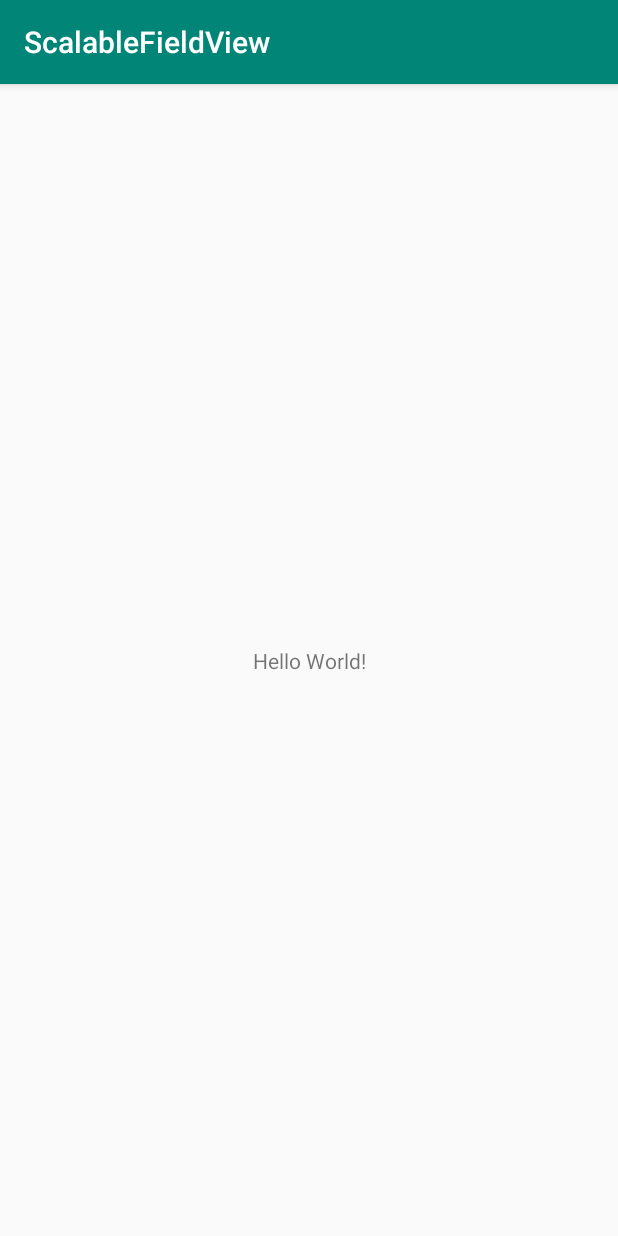
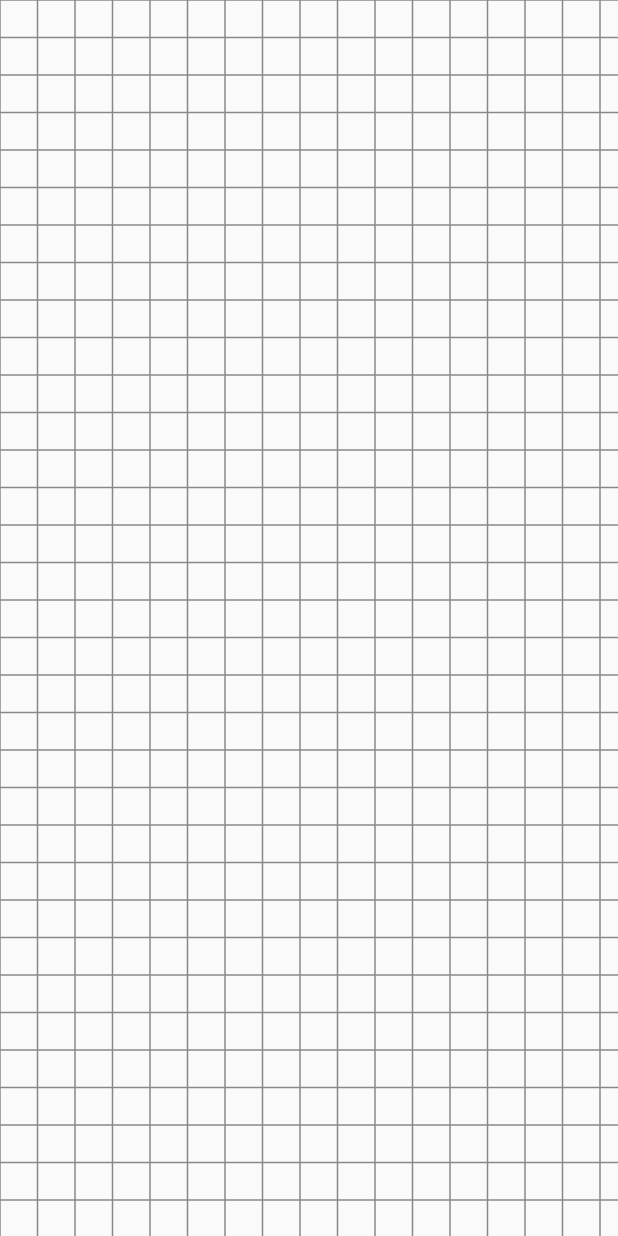
Before and after one commit to AlexeyKatsuro/ScalableFieldView, an Android app: the screen it shows after launch (MainActivity), on a phone screen of 412 x 824 dp. Run offline under Robolectric (Android 15) with nearby library versions, the phone set to English and light mode, and no system bars.

Commit message:
Create draw static grid

```diff
--- a/app/src/main/AndroidManifest.xml
+++ b/app/src/main/AndroidManifest.xml
@@ -9,7 +9,7 @@
             android:roundIcon="@mipmap/ic_launcher_round"
             android:supportsRtl="true"
             android:theme="@style/AppTheme">
-        <activity android:name=".MainActivity">
+        <activity android:name=".ui.MainActivity">
             <intent-filter>
                 <action android:name="android.intent.action.MAIN"/>
 
--- a/app/src/main/java/com/alexeykatsuro/scalablefieldview/MainActivity.kt
+++ b/app/src/main/java/com/alexeykatsuro/scalablefieldview/ui/MainActivity.kt
@@ -1,12 +1,15 @@
-package com.alexeykatsuro.scalablefieldview
+package com.alexeykatsuro.scalablefieldview.ui
 
 import androidx.appcompat.app.AppCompatActivity
 import android.os.Bundle
+import android.view.View
+import com.alexeykatsuro.scalablefieldview.R
 
 class MainActivity : AppCompatActivity() {
 
     override fun onCreate(savedInstanceState: Bundle?) {
         super.onCreate(savedInstanceState)
+        window.decorView.systemUiVisibility = View.SYSTEM_UI_FLAG_FULLSCREEN
         setContentView(R.layout.activity_main)
     }
 }
--- /dev/null
+++ b/app/src/main/java/com/alexeykatsuro/scalablefieldview/ui/widgets/ScalableFieldView.kt
@@ -0,0 +1,98 @@
+package com.alexeykatsuro.scalablefieldview.ui.widgets
+
+import android.content.Context
+import android.graphics.Canvas
+import android.graphics.Color
+import android.graphics.Paint
+import android.util.AttributeSet
+import android.view.View
+import androidx.annotation.ColorInt
+import com.alexeykatsuro.scalablefieldview.R
+import com.alexeykatsuro.scalablefieldview.utils.toPx
+
+private typealias PaintConfig = Paint.() -> Unit
+
+class ScalableFieldView @JvmOverloads constructor(
+    context: Context,
+    attrs: AttributeSet? = null,
+    defStyleAttr: Int = 0,
+    defStyleRes: Int = 0
+) : View(context, attrs, defStyleAttr, defStyleRes) {
+    companion object {
+        val DEFAULT_CELL_SIZE = 5f.toPx
+        val DEFAULT_GRID_LINE_WIDTH = 1f.toPx
+        const val DEFAULT_GRID_LINE_COLOR = Color.GRAY
+
+        const val DEFAULT_IS_SHOW_GRID = true
+        const val DEFAULT_SCALE = 1f
+    }
+
+    private var paint = Paint()
+
+    var scaleField: Float
+    var cellSize: Float
+    @ColorInt
+    var gridLineColor: Int
+    var gridLineWidth: Float
+
+    var isShowGrid: Boolean
+
+
+    init {
+        val typedArray = context.theme.obtainStyledAttributes(
+            attrs,
+            R.styleable.scalable_field_view,
+            defStyleAttr,
+            defStyleRes
+        )
+        cellSize = typedArray.getDimension(
+            R.styleable.scalable_field_view_cell_size, DEFAULT_CELL_SIZE
+        )
+
+        isShowGrid = typedArray.getBoolean(
+            R.styleable.scalable_field_view_showGrid, DEFAULT_IS_SHOW_GRID
+        )
+        gridLineColor = typedArray.getColor(
+            R.styleable.scalable_field_view_grid_line_color, DEFAULT_GRID_LINE_COLOR
+        )
+        gridLineWidth = typedArray.getDimension(
+            R.styleable.scalable_field_view_grid_line_width, DEFAULT_GRID_LINE_WIDTH
+        )
+        scaleField = typedArray.getFloat(
+            R.styleable.scalable_field_view_scale_field, DEFAULT_SCALE
+        )
+
+        typedArray.recycle()
+    }
+
+    private val gridLineConfig: PaintConfig = {
+        style = Paint.Style.STROKE
+        strokeWidth = gridLineWidth
+        color = gridLineColor
+    }
+
+    override fun onDraw(canvas: Canvas) {
+        if (isShowGrid) {
+            drawGrid(canvas)
+        }
+    }
+
+    private fun drawGrid(canvas: Canvas) {
+        var x = 0f
+        var y = 0f
+
+        paint.gridLineConfig()
+
+        val width = canvas.width.toFloat()
+        val height = canvas.height.toFloat()
+        while (x < width) {
+            canvas.drawLine(x, 0f, x, height, paint)
+            x += cellSize
+        }
+        while (y < height) {
+            canvas.drawLine(0f, y, width, y, paint)
+            y += cellSize
+        }
+    }
+
+}
--- /dev/null
+++ b/app/src/main/java/com/alexeykatsuro/scalablefieldview/utils/NumberExtensions.kt
@@ -0,0 +1,8 @@
+package com.alexeykatsuro.scalablefieldview.utils
+
+import android.content.res.Resources
+
+val Float.toDp: Float
+    get() = (this / Resources.getSystem().displayMetrics.density)
+val Float.toPx: Float
+    get() = (this * Resources.getSystem().displayMetrics.density)
--- a/app/src/main/res/layout/activity_main.xml
+++ b/app/src/main/res/layout/activity_main.xml
@@ -5,15 +5,14 @@
         xmlns:app="http://schemas.android.com/apk/res-auto"
         android:layout_width="match_parent"
         android:layout_height="match_parent"
-        tools:context=".MainActivity">
+        tools:context=".ui.MainActivity">
 
-    <TextView
-            android:layout_width="wrap_content"
-            android:layout_height="wrap_content"
-            android:text="Hello World!"
-            app:layout_constraintBottom_toBottomOf="parent"
-            app:layout_constraintLeft_toLeftOf="parent"
-            app:layout_constraintRight_toRightOf="parent"
-            app:layout_constraintTop_toTopOf="parent"/>
-
+    <com.alexeykatsuro.scalablefieldview.ui.widgets.ScalableFieldView
+        android:layout_width="0dp"
+        android:layout_height="0dp"
+        app:cell_size="25dp"
+        app:layout_constraintBottom_toBottomOf="parent"
+        app:layout_constraintEnd_toEndOf="parent"
+        app:layout_constraintStart_toStartOf="parent"
+        app:layout_constraintTop_toTopOf="parent" />
 </androidx.constraintlayout.widget.ConstraintLayout>
--- /dev/null
+++ b/app/src/main/res/values/attrs.xml
@@ -0,0 +1,10 @@
+<?xml version="1.0" encoding="utf-8"?>
+<resources>
+    <declare-styleable name="scalable_field_view">
+        <attr name="showGrid" format="boolean"/>
+        <attr name="cell_size" format="dimension"/>
+        <attr name="grid_line_color" format="color"/>
+        <attr name="grid_line_width" format="dimension"/>
+        <attr name="scale_field" format="float"/>
+    </declare-styleable>
+</resources>
--- a/app/src/main/res/values/styles.xml
+++ b/app/src/main/res/values/styles.xml
@@ -1,11 +1,12 @@
 <resources>
 
     <!-- Base application theme. -->
-    <style name="AppTheme" parent="Theme.AppCompat.Light.DarkActionBar">
+    <style name="AppTheme" parent="Theme.AppCompat.Light.NoActionBar">
         <!-- Customize your theme here. -->
         <item name="colorPrimary">@color/colorPrimary</item>
         <item name="colorPrimaryDark">@color/colorPrimaryDark</item>
         <item name="colorAccent">@color/colorAccent</item>
+        <item name="android:statusBarColor">@android:color/background_dark</item>
     </style>
 
 </resources>
```
